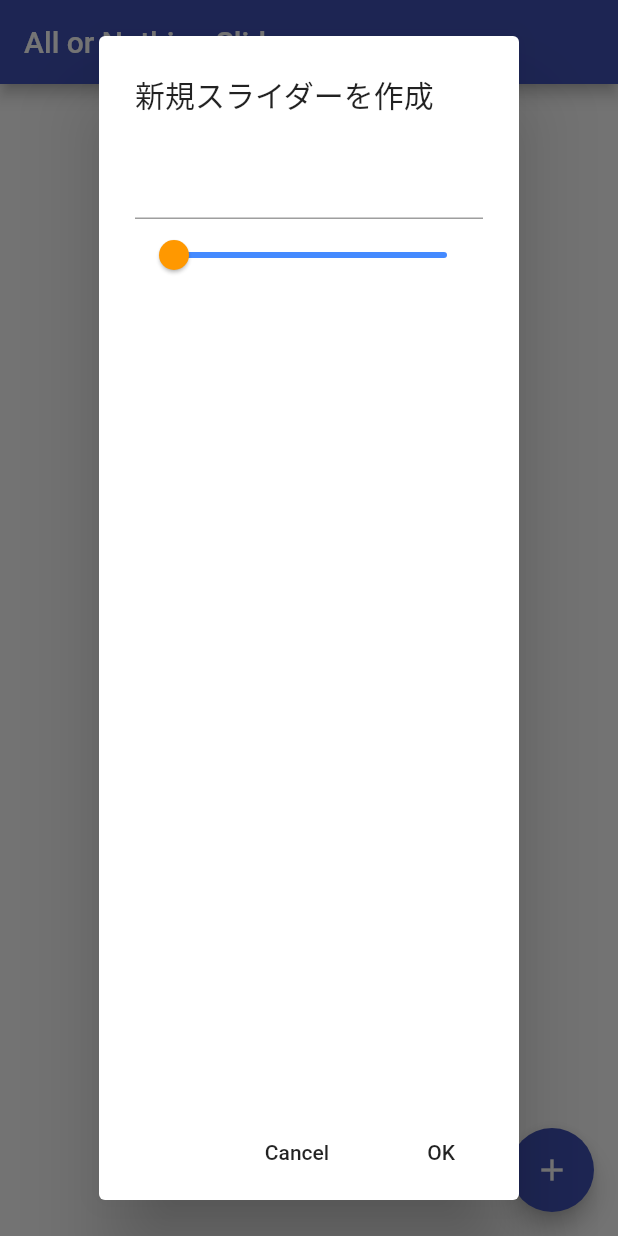
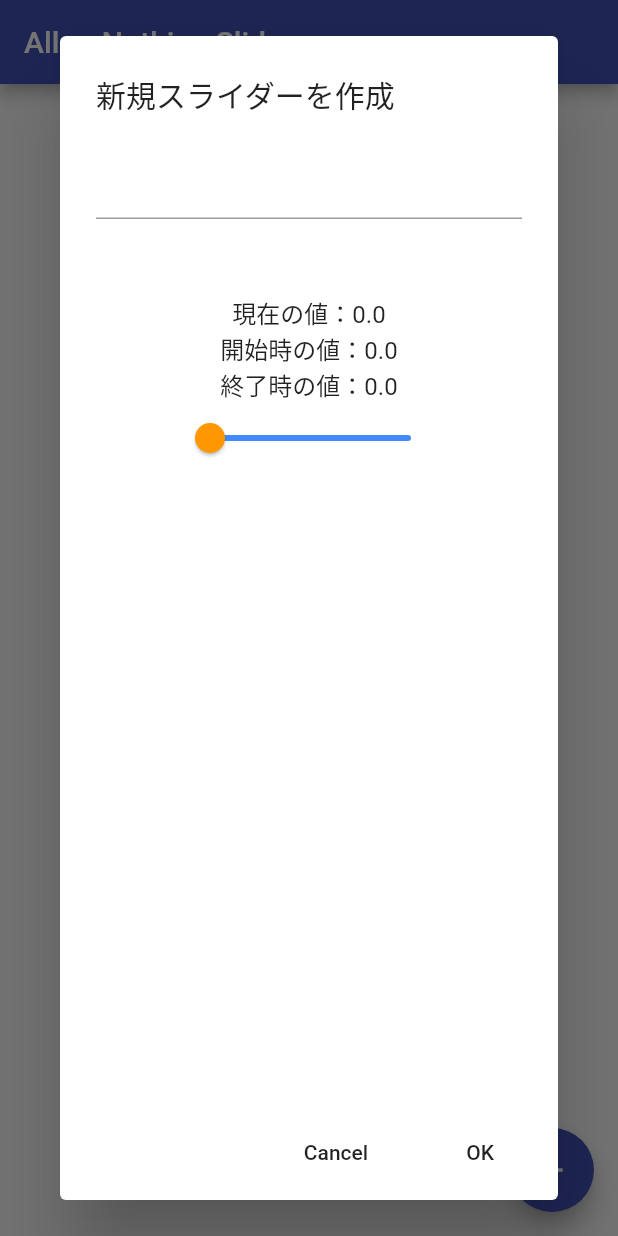
Before and after one commit to mu-suke/AllOrNothing, a Flutter app: the screen it shows after launch, after a tap on the "add" icon, on a phone screen of 412 x 824 dp. Run offline on Flutter 3.47's test engine with Material 2 defaults, Android fonts, the phone set to English and light mode, and no system bars.

Commit message:
スライダー部分のクラス化

```diff
--- /dev/null
+++ b/lib/components/mySliderComponent.dart
@@ -0,0 +1,43 @@
+import 'package:flutter/material.dart';
+
+
+class MySliderComponent extends StatefulWidget {
+  @override
+  _MySliderComponentState createState() => _MySliderComponentState();
+}
+
+class _MySliderComponentState extends State<MySliderComponent> {
+
+  double _value = 0.0;
+  double _startValue = 0.0;
+  double _endValue = 0.0;
+
+  void _changeSlider(double e) => setState(() { _value = e; });
+  void _startSlider(double e) => setState(() { _startValue = e; });
+  void _endSlider(double e) => setState(() { _endValue = e; });
+
+  Widget build(BuildContext context) {
+    return Container(
+        padding: const EdgeInsets.all(50.0),
+        child: Column(
+          children: <Widget>[
+            Center(child:Text("現在の値：${_value}")),
+            Center(child:Text("開始時の値：${_startValue}")),
+            Center(child:Text("終了時の値：${_endValue}")),
+            new Slider(
+              label: '${_value}',
+              min: 0,
+              max: 100,
+              value: _value,
+              activeColor: Colors.orange,
+              inactiveColor: Colors.blueAccent,
+              divisions: 100,
+              onChanged: _changeSlider,
+              onChangeStart: _startSlider,
+              onChangeEnd: _endSlider,
+            )
+          ],
+        )
+    );
+  }
+}
--- a/lib/main.dart
+++ b/lib/main.dart
@@ -1,5 +1,6 @@
 import 'package:flutter/material.dart';
 import 'mySliderClass.dart';
+import 'package:all_or_nothing_slider/components/mySliderComponent.dart';
 
 void main() => runApp(MyApp());
 
@@ -20,7 +21,6 @@ class MyApp extends StatelessWidget {
 class MyHomePage extends StatefulWidget {
   MyHomePage({Key key, this.title}) : super(key: key);
 
-
   final String title;
 
   @override
@@ -28,22 +28,10 @@ class MyHomePage extends StatefulWidget {
 }
 
 class _MyHomePageState extends State<MyHomePage> {
-  List<MySlider> _sliderList = [
-    MySlider( title: 'hoge', value: 40)
-  ];
+  List<MySlider> _sliderList = [];
 
   Future<MySlider> _addSlider(BuildContext context) {
     TextEditingController _textController = TextEditingController();
-    double _value = 0.0;
-    double _startValue = 0.0;
-    double _endValue = 0.0;
-    int displayValue = 0;
-    void _changeSlider(double e) => setState(() {
-      _value = e;
-      displayValue = e.toInt();
-    });
-    void _startSlider(double e) => setState(() { _startValue = e; });
-    void _endSlider(double e) => setState(() { _endValue = e; });
     return showDialog(
       context: context,
       builder: (_) {
@@ -54,18 +42,7 @@ class _MyHomePageState extends State<MyHomePage> {
               TextField(
                 controller: _textController,
               ),
-              Slider(
-                label: '$_value',
-                min: 0,
-                max: 100,
-                value: _value,
-                activeColor: Colors.orange,
-                inactiveColor: Colors.blueAccent,
-                divisions: 100,
-                onChanged: _changeSlider,
-                onChangeStart: _startSlider,
-                onChangeEnd: _endSlider,
-              )
+              MySliderComponent(),
             ],
           ),
           actions: <Widget>[
@@ -79,7 +56,7 @@ class _MyHomePageState extends State<MyHomePage> {
               onPressed: () {
                 final MySlider _newSlider = MySlider(
                   title: _textController.text.toString(),
-                  value: displayValue,
+                  value: 100,
                 );
                 Navigator.of(context).pop(_newSlider);
               },
@@ -103,6 +80,7 @@ class _MyHomePageState extends State<MyHomePage> {
             Text(
               'All or Nothing?'
             ),
+            MySliderComponent(),
             for (int i = 0; i < _sliderList.length;i++)
               Text(
                 "title: ${_sliderList[i].title} \n value: ${_sliderList[i].value}",
@@ -113,8 +91,11 @@ class _MyHomePageState extends State<MyHomePage> {
       floatingActionButton: FloatingActionButton(
         onPressed: () {
           _addSlider(context).then((onValue){
-            _sliderList.add(onValue);
-            setState(() {});
+            if(onValue != null) {
+              _sliderList.add(onValue);
+              setState(() {});
+            }
+
           });
         },
         tooltip: 'Increment',
```
Also changed, not shown: lib/components/newSliderCreate.dart (added, +24 -0 lines).
